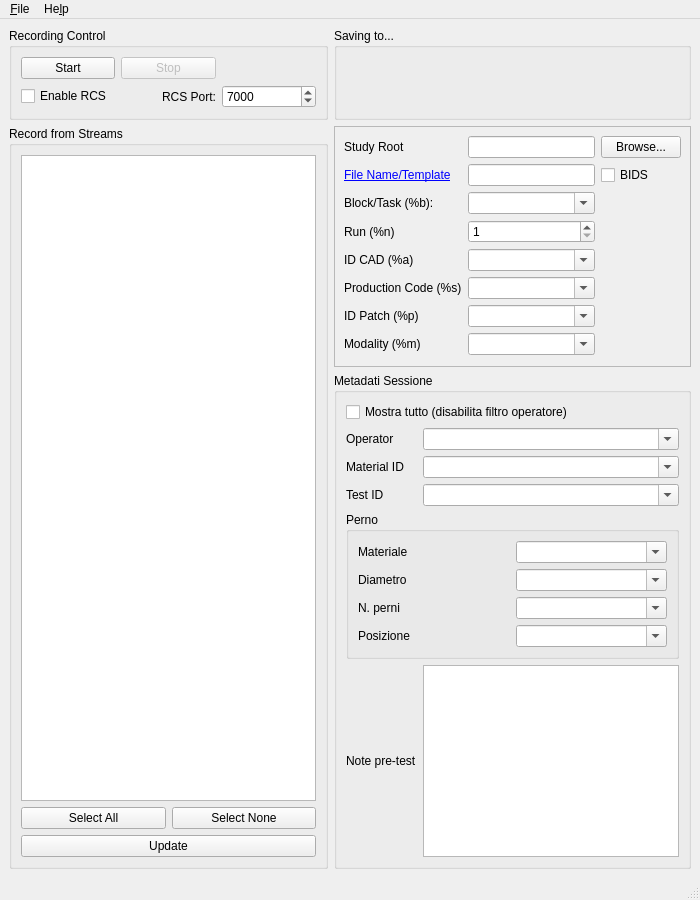
Before: the Qt Designer form src/mainwindow.ui in DavideBombardi/App-LabRecorder, drawn with Qt 5.
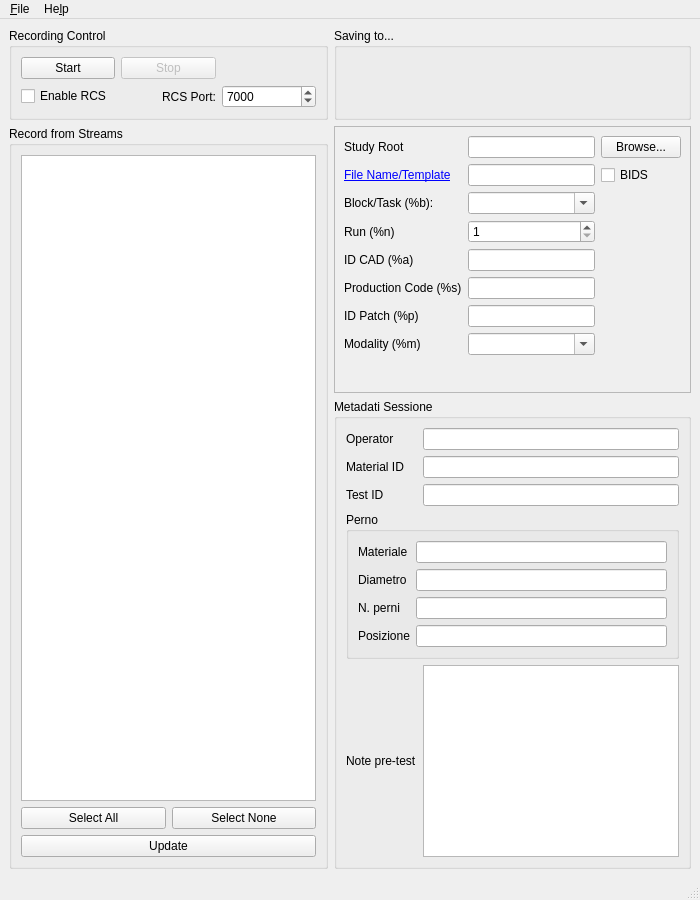
After: the same form once the commit is applied.

What changed in the file:
```diff
--- a/src/mainwindow.ui
+++ b/src/mainwindow.ui
@@ -174,24 +174,14 @@
           </property>
          </widget>
         </item>
-        <!-- [ADAPTRONICS] convertito da QLineEdit a QComboBox editabile per supporto menu a tendina da CSV -->
-        <!-- [ADAPTRONICS] spostato a row=6: ID CAD deve stare sopra a ID Patch -->
         <item row="6" column="1">
-         <widget class="QComboBox" name="lineEdit_participant">
-          <property name="editable">
-           <bool>true</bool>
-          </property>
-         </widget>
+         <widget class="QLineEdit" name="lineEdit_participant"/>
         </item>
         <item row="1" column="1">
          <widget class="QLineEdit" name="lineEdit_template"/>
         </item>
-        <!-- [ADAPTRONICS] Production Code nascosto: non più usato nella struttura cartelle -->
         <item row="5" column="1">
-         <widget class="QComboBox" name="lineEdit_session">
-          <property name="editable">
-           <bool>true</bool>
-          </property>
+         <widget class="QLineEdit" name="lineEdit_session">
           <property name="visible">
            <bool>false</bool>
           </property>
@@ -221,14 +211,8 @@
           </property>
          </widget>
         </item>
-        <!-- [ADAPTRONICS] convertito da QLineEdit a QComboBox editabile per supporto menu a tendina da CSV -->
-        <!-- [ADAPTRONICS] spostato a row=4: ID CAD deve stare sopra a ID Patch -->
         <item row="4" column="1">
-         <widget class="QComboBox" name="lineEdit_acq">
-          <property name="editable">
-           <bool>true</bool>
-          </property>
-         </widget>
+         <widget class="QLineEdit" name="lineEdit_acq"/>
         </item>
         <!-- [ADAPTRONICS] rinominato da "Participant (%p)" a "ID Patch" per contesto industriale -->
         <!-- [ADAPTRONICS] spostato a row=6: ID CAD deve stare sopra a ID Patch -->
@@ -345,44 +329,31 @@
       <string>Metadati Sessione</string>
      </property>
      <layout class="QGridLayout" name="gridLayout_metadata">
-      <!-- [ADAPTRONICS] spunta "Mostra tutto": disabilita il filtro per operatore su tutte le tendine -->
-      <item row="0" column="0" colspan="2">
-       <widget class="QCheckBox" name="checkBox_showAll">
-        <property name="text"><string>Mostra tutto (disabilita filtro operatore)</string></property>
-       </widget>
-      </item>
-      <item row="1" column="0">
+      <item row="0" column="0">
        <widget class="QLabel" name="label_meta_operator">
         <property name="text"><string>Operator</string></property>
        </widget>
       </item>
-      <item row="1" column="1">
-       <widget class="QComboBox" name="comboBox_meta_operator">
-        <property name="editable"><bool>true</bool></property>
-       </widget>
+      <item row="0" column="1">
+       <widget class="QLineEdit" name="lineEdit_meta_operator"/>
       </item>
-      <item row="2" column="0">
+      <item row="1" column="0">
        <widget class="QLabel" name="label_meta_material">
         <property name="text"><string>Material ID</string></property>
        </widget>
       </item>
-      <item row="2" column="1">
-       <widget class="QComboBox" name="comboBox_meta_material">
-        <property name="editable"><bool>true</bool></property>
-       </widget>
+      <item row="1" column="1">
+       <widget class="QLineEdit" name="lineEdit_meta_material"/>
       </item>
-      <item row="3" column="0">
+      <item row="2" column="0">
        <widget class="QLabel" name="label_meta_test">
         <property name="text"><string>Test ID</string></property>
        </widget>
       </item>
-      <item row="3" column="1">
-       <widget class="QComboBox" name="comboBox_meta_test">
-        <property name="editable"><bool>true</bool></property>
-       </widget>
+      <item row="2" column="1">
+       <widget class="QLineEdit" name="lineEdit_meta_test"/>
       </item>
-      <!-- [ADAPTRONICS] gruppo perno: 4 campi dipendenti da ID CAD, popolati da CSV -->
-      <item row="4" column="0" colspan="2">
+      <item row="3" column="0" colspan="2">
        <widget class="QGroupBox" name="groupBox_perno">
         <property name="title"><string>Perno</string></property>
         <layout class="QGridLayout" name="gridLayout_perno">
@@ -392,9 +363,7 @@
           </widget>
          </item>
          <item row="0" column="1">
-          <widget class="QComboBox" name="comboBox_meta_perno_materiale">
-           <property name="editable"><bool>true</bool></property>
-          </widget>
+          <widget class="QLineEdit" name="lineEdit_meta_perno_materiale"/>
          </item>
          <item row="1" column="0">
           <widget class="QLabel" name="label_perno_diametro">
@@ -402,9 +371,7 @@
           </widget>
          </item>
          <item row="1" column="1">
-          <widget class="QComboBox" name="comboBox_meta_perno_diametro">
-           <property name="editable"><bool>true</bool></property>
-          </widget>
+          <widget class="QLineEdit" name="lineEdit_meta_perno_diametro"/>
          </item>
          <item row="2" column="0">
           <widget class="QLabel" name="label_perno_numero">
@@ -412,9 +379,7 @@
           </widget>
          </item>
          <item row="2" column="1">
-          <widget class="QComboBox" name="comboBox_meta_perno_numero">
-           <property name="editable"><bool>true</bool></property>
-          </widget>
+          <widget class="QLineEdit" name="lineEdit_meta_perno_numero"/>
          </item>
          <item row="3" column="0">
           <widget class="QLabel" name="label_perno_posizione">
@@ -422,28 +387,24 @@
           </widget>
          </item>
          <item row="3" column="1">
-          <widget class="QComboBox" name="comboBox_meta_perno_posizione">
-           <property name="editable"><bool>true</bool></property>
-          </widget>
+          <widget class="QLineEdit" name="lineEdit_meta_perno_posizione"/>
          </item>
         </layout>
        </widget>
       </item>
-      <item row="5" column="0">
-       <!-- [ADAPTRONICS] rinominato da "Note" a "Note pre-test" per chiarire che vanno compilate prima dello Start -->
+      <item row="4" column="0">
        <widget class="QLabel" name="label_meta_note">
         <property name="text"><string>Note pre-test</string></property>
        </widget>
       </item>
-      <!-- [ADAPTRONICS] convertito da QLineEdit a QPlainTextEdit per supporto testo multilinea nelle note -->
-      <item row="5" column="1">
+      <item row="4" column="1">
        <widget class="QPlainTextEdit" name="plainTextEdit_meta_note">
         <property name="minimumSize">
          <size><width>0</width><height>60</height></size>
         </property>
        </widget>
       </item>
-      <item row="6" column="0" colspan="2">
+      <item row="5" column="0" colspan="2">
        <spacer name="verticalSpacer_metadata">
         <property name="orientation"><enum>Qt::Vertical</enum></property>
         <property name="sizeHint" stdset="0">
```
